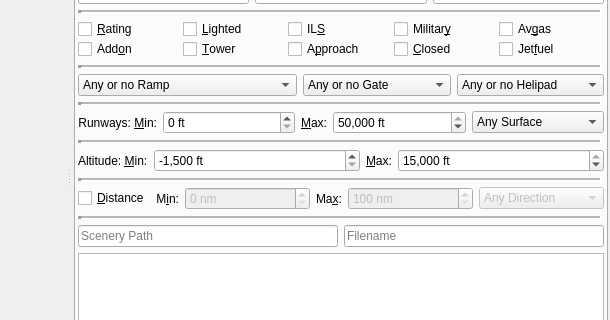
The window that src/gui/mainwindow.ui (albar965/littlenavmap) describes before a commit, drawn with Qt 5; both pictures show x 670 to 1280 and y 173 to 493 of the 1280 by 900 pixel window.
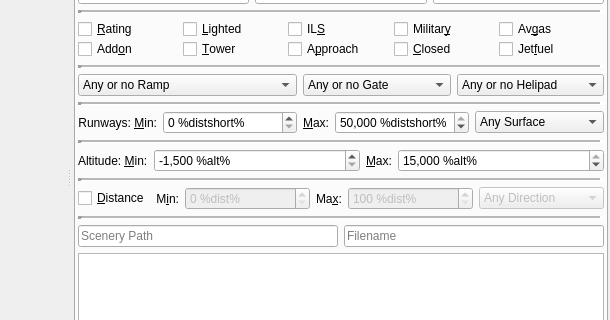
The same window after the commit. Icons and pictures are not drawn.

Diff of the .ui file:
```diff
--- a/src/gui/mainwindow.ui
+++ b/src/gui/mainwindow.ui
@@ -780,7 +780,7 @@
                 <bool>true</bool>
                </property>
                <property name="suffix">
-                <string> ft</string>
+                <string> %distshort%</string>
                </property>
                <property name="maximum">
                 <number>50000</number>
@@ -827,7 +827,7 @@
                 <bool>true</bool>
                </property>
                <property name="suffix">
-                <string> ft</string>
+                <string> %distshort%</string>
                </property>
                <property name="maximum">
                 <number>50000</number>
@@ -944,7 +944,7 @@
                 <bool>true</bool>
                </property>
                <property name="suffix">
-                <string> ft</string>
+                <string> %alt%</string>
                </property>
                <property name="minimum">
                 <number>-1500</number>
@@ -988,7 +988,7 @@
                 <bool>true</bool>
                </property>
                <property name="suffix">
-                <string> ft</string>
+                <string> %alt%</string>
                </property>
                <property name="minimum">
                 <number>-500</number>
@@ -1083,7 +1083,7 @@
                 <bool>true</bool>
                </property>
                <property name="suffix">
-                <string> nm</string>
+                <string> %dist%</string>
                </property>
                <property name="maximum">
                 <number>3000</number>
@@ -1127,7 +1127,7 @@
                 <bool>true</bool>
                </property>
                <property name="suffix">
-                <string> nm</string>
+                <string> %dist%</string>
                </property>
                <property name="minimum">
                 <number>100</number>
```
Left out of the diff: 8 changed lines with no effect on the pictures.
